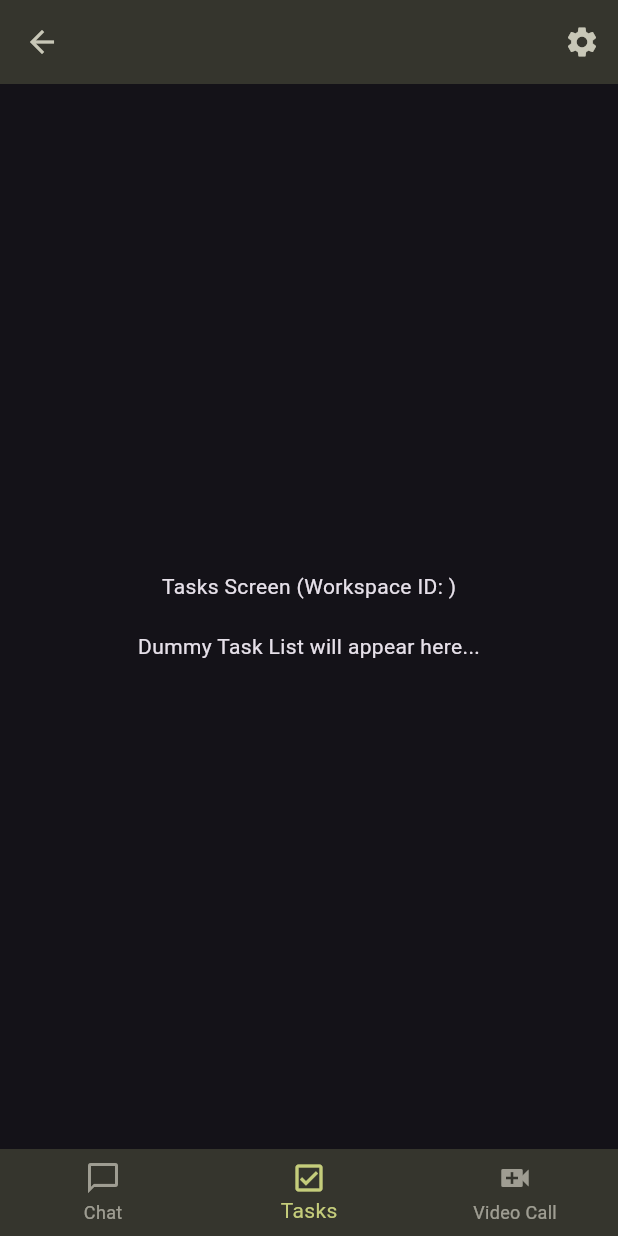
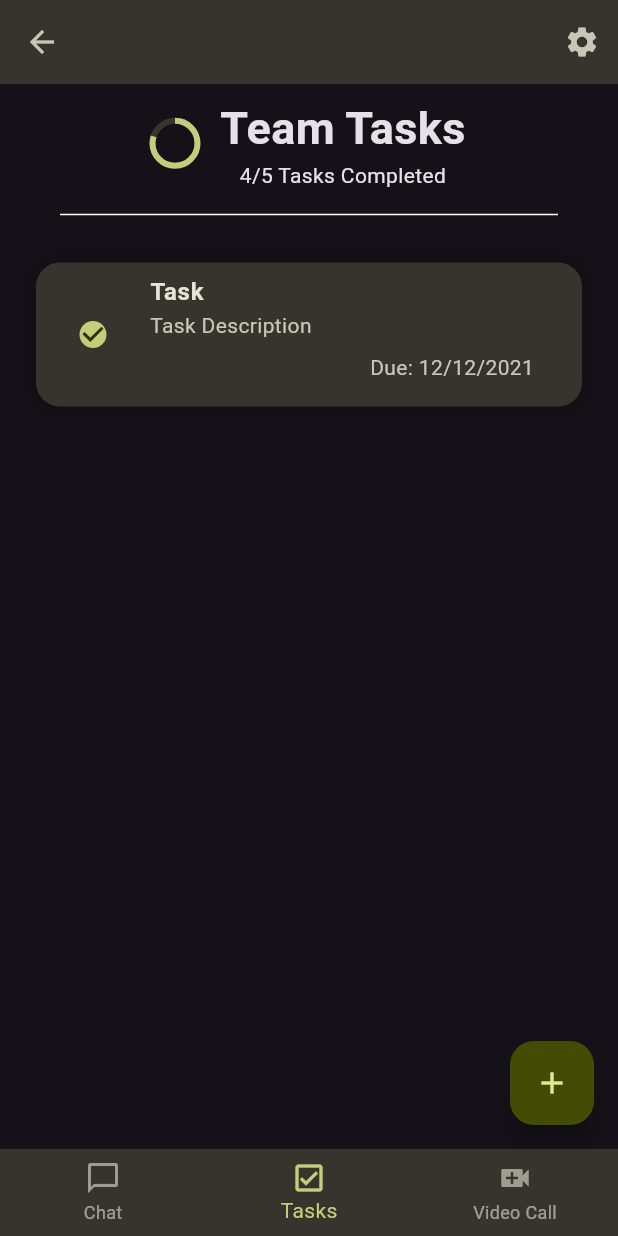
Before and after one commit to rudracodeshere/group_collaborator, a Flutter app: the WorkspaceDetailScreen screen opened directly with empty values, item 2 of the bottom bar chosen, on a phone screen of 412 x 824 dp. Run offline on Flutter 3.47's test engine with Material 3 defaults, Android fonts, the phone set to English and light mode, and no system bars; our stand-ins replace cached_network_image, cloud_firestore, firebase_auth, firebase_core, firebase_storage, flutter_otp_text_field and 1 more; missing offline and left inert: zego_uikit_prebuilt_call; accounts and stored records are empty.

Commit message:
Refactor task management screens: rename TasksScreen to TaskScreen, add TaskTile widget, and implement task deletion functionality

```diff
--- a/lib/main.dart
+++ b/lib/main.dart
@@ -39,7 +39,6 @@ class MyApp extends StatelessWidget {
             );
           }
 
-
           if(snapshot.hasData) {
             return HomeScreen();
           }
--- a/lib/screens/tasks_screen.dart
+++ b/lib/screens/tasks_screen.dart
@@ -1,25 +1,133 @@
 import 'package:flutter/material.dart';
+import 'package:gca/screens/widget/add_task.dart';
+import 'package:gca/screens/widget/task_tile.dart';
 
-class TasksScreen extends StatefulWidget {
-  final String workspaceId;
-
-  const TasksScreen({super.key, required this.workspaceId});
-
+class TaskScreen extends StatefulWidget {
+  const TaskScreen({super.key, required this.workspaceId});
+  final workspaceId;
   @override
-  State<TasksScreen> createState() => _TasksScreenState();
+  State<TaskScreen> createState() {
+    return _TaskScreenState();
+  }
 }
 
-class _TasksScreenState extends State<TasksScreen> {
+class _TaskScreenState extends State<TaskScreen> {
+  List tasks = [1];
   @override
   Widget build(BuildContext context) {
     return Scaffold(
-      body: Center(
+     floatingActionButton: FloatingActionButton(
+  onPressed: () {
+    showModalBottomSheet(
+      context: context,
+      isScrollControlled: true,
+      builder: (context) => Padding(
+        padding: EdgeInsets.only(top: 20,bottom: MediaQuery.of(context).viewInsets.bottom+5),
+        child: const AddTask(),
+      ),
+    );
+  },
+  child: const Icon(Icons.add),
+),
+      body: Padding(
+        padding: const EdgeInsets.all(8.0),
         child: Column(
-          mainAxisAlignment: MainAxisAlignment.center,
           children: [
-            Text("Tasks Screen (Workspace ID: ${widget.workspaceId})"),
-            const SizedBox(height: 20),
-            const Text("Dummy Task List will appear here..."),
+            SizedBox(
+              width: double.infinity,
+              child: Row(
+                mainAxisAlignment: MainAxisAlignment.center,
+                children: [
+                  SizedBox(
+
+                    height: 30,
+                    width: 30,
+                    child: CircularProgressIndicator(
+                      value: 4 / 5,
+                      backgroundColor: Theme.of(context)
+                          .colorScheme
+                          .surfaceContainerHighest,
+                      valueColor: AlwaysStoppedAnimation<Color>(
+                          Theme.of(context)
+                              .colorScheme
+                              .primary),
+                    ),
+                  ),
+                  SizedBox(width: 15),
+                  Column(
+                    children: [
+                      Text(
+                        'Team Tasks',
+                        style: TextStyle(
+                            fontSize: 30, fontWeight: FontWeight.bold),
+                      ),
+                      Text('4/5 Tasks Completed'),
+                    ],
+                  ),
+                ],
+              ),
+            ),
+            Padding(
+              padding:
+                  const EdgeInsets.symmetric(horizontal: 32.0, vertical: 8),
+              child: Divider(
+                color: Colors.white,
+              ),
+            ),
+            tasks.isNotEmpty
+                ? Expanded(
+                    child: ListView.builder(
+                      itemCount: tasks.length,
+                      itemBuilder: (context, index) {
+                        return Dismissible(
+                          direction: DismissDirection.horizontal,
+                          onDismissed: (direction) {
+                            setState(() {
+                              tasks.removeAt(index);
+                            });
+                          },
+                          background: Row(
+                            mainAxisAlignment: MainAxisAlignment.center,
+                            children: [
+                              Icon(
+                                Icons.delete,
+                                color: Theme.of(context).colorScheme.primary,
+                              ),
+                              SizedBox(width: 5),
+                              Text('Task Deleted'),
+                            ],
+                          ),
+                          key: Key(index.toString()),
+                          child: TaskTile(),
+                        );
+                      },
+                    ))
+                : Expanded(
+                    child: Center(
+                      child: Column(
+                        mainAxisAlignment: MainAxisAlignment.center,
+                        children: [
+                          Icon(
+                            Icons.task,
+                            size: 40,
+                            color: Theme.of(context).colorScheme.secondary,
+                          ),
+                          SizedBox(height: 10),
+                          Text(
+                            'No Tasks',
+                            style: TextStyle(
+                              color: Theme.of(context)
+                                  .colorScheme
+                                  .secondary
+                                  .withOpacity(0.8),
+                              fontSize: 20,
+                              fontWeight: FontWeight.bold,
+                            ),
+                          ),
+                        ],
+                      ),
+                    ),
+                  ),
           ],
         ),
       ),
--- /dev/null
+++ b/lib/screens/widget/task_tile.dart
@@ -0,0 +1,55 @@
+import 'package:flutter/material.dart';
+
+class TaskTile extends StatelessWidget {
+  const TaskTile({super.key});
+
+  @override
+  Widget build(BuildContext context) {
+    return GestureDetector(
+      onTap: () => Navigator.of(context).pop(),
+      child: AnimatedContainer(
+        duration: Duration(milliseconds: 600),
+        margin: EdgeInsets.symmetric(horizontal: 16, vertical: 16),
+        decoration: BoxDecoration(
+          color: Theme.of(context).colorScheme.surfaceContainerHighest,
+          boxShadow: [
+            BoxShadow(
+                color: const Color.fromARGB(255, 0, 0, 0).withOpacity(0.2),
+                blurRadius: 10,
+                spreadRadius: 2),
+          ],
+          borderRadius: BorderRadius.circular(16),
+        ),
+        child: ListTile(
+          leading: Checkbox(
+            value: true,
+            onChanged: (val) {},
+            shape: CircleBorder(),
+            visualDensity: VisualDensity.comfortable,
+          ),
+          title: Text(
+            'Task',
+            style: TextStyle(fontWeight: FontWeight.bold),
+          ),
+          subtitle: Column(
+            crossAxisAlignment: CrossAxisAlignment.start,
+            children: [
+              Text(
+                'Task Description',
+                style: TextStyle(overflow: TextOverflow.ellipsis),
+                maxLines: 2,
+                softWrap: true,
+              ),
+              Padding(
+                padding: const EdgeInsets.all(8.0),
+                child: Align(
+                    alignment: Alignment.centerRight,
+                    child: Text('Due: 12/12/2021')),
+              ),
+            ],
+          ),
+        ),
+      ),
+    );
+  }
+}
--- a/lib/screens/workspace_detail.dart
+++ b/lib/screens/workspace_detail.dart
@@ -65,7 +65,7 @@ class _WorkspaceDetailScreenState extends State<WorkspaceDetailScreen> {
     if (_selectedIndex == 0) {
       return ChatScreen(workspaceId: widget.workspaceId);
     } else if (_selectedIndex == 1) {
-      return TasksScreen(workspaceId: widget.workspaceId);
+      return TaskScreen(workspaceId: widget.workspaceId);
     } else if (_selectedIndex == 2) {
       return CallPage(callID: widget.workspaceId); // Add CallPage here
     } else {
```
Also changed, not shown: lib/screens/chat_screen.dart (+35 -39 lines), lib/screens/widget/add_task.dart (added, +249 -0 lines).
